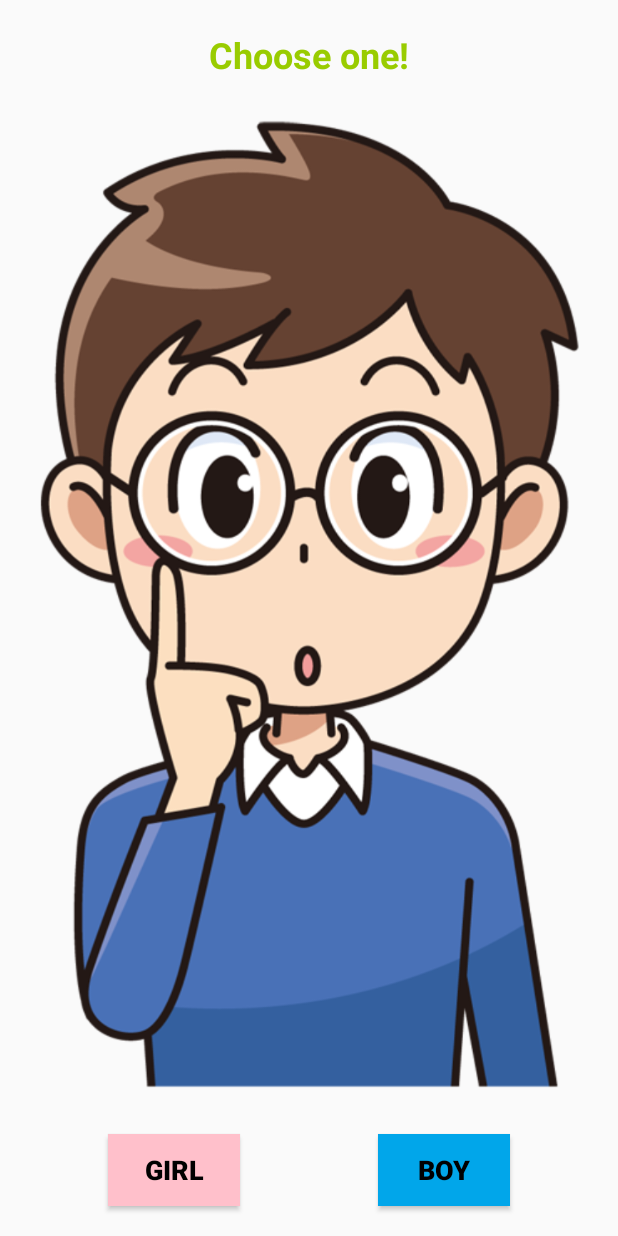
After one commit to Shoojan/SmileBook, an Android app: the fragment BlueFragment placed in its activity, on a phone screen of 412 x 824 dp. The commit adds this screen. Run offline under Robolectric (Android 15) with nearby library versions, the phone set to English and light mode, and no system bars.

Commit message:
Implemented Fragment demo

```diff
--- a/app/src/main/AndroidManifest.xml
+++ b/app/src/main/AndroidManifest.xml
@@ -12,6 +12,9 @@
         android:supportsRtl="true"
         android:theme="@style/Theme.AppCompat.DayNight.NoActionBar"
         tools:targetApi="31">
+        <activity
+            android:name=".fragments.FragmentDemo"
+            android:exported="false" />
         <activity
             android:name=".husbandwife.WifeActivity"
             android:exported="false" />
@@ -32,7 +35,6 @@
                 <category android:name="android.intent.category.LAUNCHER" />
             </intent-filter>
         </activity>
-
     </application>
 
 </manifest>
--- a/app/src/main/java/com/example/smilebook/MainActivity.java
+++ b/app/src/main/java/com/example/smilebook/MainActivity.java
@@ -13,6 +13,7 @@ import androidx.core.view.ViewCompat;
 import androidx.core.view.WindowInsetsCompat;
 
 import com.example.smilebook.constants.Constant;
+import com.example.smilebook.fragments.FragmentDemo;
 import com.example.smilebook.husbandwife.HusbandActivity;
 
 public class MainActivity extends AppCompatActivity {
@@ -46,5 +47,11 @@ public class MainActivity extends AppCompatActivity {
             Intent husbandIntent = new Intent(MainActivity.this, HusbandActivity.class);
             startActivity(husbandIntent);
         });
+
+        ImageButton messageImgBtn = findViewById(R.id.message);
+        messageImgBtn.setOnClickListener(view -> {
+            Intent fragmentIntent = new Intent(MainActivity.this, FragmentDemo.class);
+            startActivity(fragmentIntent);
+        });
     }
 }
--- /dev/null
+++ b/app/src/main/java/com/example/smilebook/fragments/BlueFragment.java
@@ -0,0 +1,21 @@
+package com.example.smilebook.fragments;
+
+import android.os.Bundle;
+import android.view.LayoutInflater;
+import android.view.View;
+import android.view.ViewGroup;
+
+import androidx.fragment.app.Fragment;
+
+import com.example.smilebook.R;
+
+
+public class BlueFragment extends Fragment {
+
+    @Override
+    public View onCreateView(LayoutInflater inflater, ViewGroup container,
+                             Bundle savedInstanceState) {
+        // Inflate the layout for this fragment
+        return inflater.inflate(R.layout.fragment_blue, container, false);
+    }
+}
--- /dev/null
+++ b/app/src/main/java/com/example/smilebook/fragments/FragmentDemo.java
@@ -0,0 +1,44 @@
+package com.example.smilebook.fragments;
+
+import android.os.Bundle;
+import android.view.View;
+
+import androidx.activity.EdgeToEdge;
+import androidx.appcompat.app.AppCompatActivity;
+import androidx.core.graphics.Insets;
+import androidx.core.view.ViewCompat;
+import androidx.core.view.WindowInsetsCompat;
+import androidx.fragment.app.Fragment;
+import androidx.fragment.app.FragmentManager;
+import androidx.fragment.app.FragmentTransaction;
+
+import com.example.smilebook.R;
+
+public class FragmentDemo extends AppCompatActivity {
+
+    @Override
+    protected void onCreate(Bundle savedInstanceState) {
+        super.onCreate(savedInstanceState);
+        EdgeToEdge.enable(this);
+        setContentView(R.layout.activity_fragment_demo);
+    }
+
+
+    public void selectFragment(View view) {
+        Fragment fragment;
+
+        if (view == findViewById(R.id.blueButton)) {
+            fragment = new BlueFragment();
+        } else {
+            fragment = new PinkFragment();
+        }
+
+        FragmentManager fragmentManager = getSupportFragmentManager();
+
+        FragmentTransaction fragmentTransaction = fragmentManager.beginTransaction();
+        fragmentTransaction.replace(R.id.colorFragment, fragment);
+
+        fragmentTransaction.commit();
+
+    }
+}
--- /dev/null
+++ b/app/src/main/java/com/example/smilebook/fragments/PinkFragment.java
@@ -0,0 +1,21 @@
+package com.example.smilebook.fragments;
+
+import android.os.Bundle;
+import android.view.LayoutInflater;
+import android.view.View;
+import android.view.ViewGroup;
+
+import androidx.fragment.app.Fragment;
+
+import com.example.smilebook.R;
+
+
+public class PinkFragment extends Fragment {
+
+    @Override
+    public View onCreateView(LayoutInflater inflater, ViewGroup container,
+                             Bundle savedInstanceState) {
+        // Inflate the layout for this fragment
+        return inflater.inflate(R.layout.fragment_pink, container, false);
+    }
+}
--- /dev/null
+++ b/app/src/main/res/layout/activity_fragment_demo.xml
@@ -0,0 +1,66 @@
+<?xml version="1.0" encoding="utf-8"?>
+<androidx.constraintlayout.widget.ConstraintLayout xmlns:android="http://schemas.android.com/apk/res/android"
+    xmlns:app="http://schemas.android.com/apk/res-auto"
+    xmlns:tools="http://schemas.android.com/tools"
+    android:id="@+id/fragmentDemo"
+    android:layout_width="match_parent"
+    android:layout_height="match_parent"
+    tools:context=".fragments.FragmentDemo">
+
+    <!-- Heading of the activity -->
+    <TextView
+        android:id="@+id/fragmentDemoTitle"
+        android:layout_width="match_parent"
+        android:layout_height="wrap_content"
+        android:layout_marginTop="20dp"
+        android:text="Choose one!"
+        android:textAlignment="center"
+        android:textColor="@android:color/holo_green_light"
+        android:textSize="24sp"
+        android:textStyle="bold"
+        app:layout_constraintEnd_toEndOf="parent"
+        app:layout_constraintStart_toStartOf="parent"
+        app:layout_constraintTop_toTopOf="parent" />
+
+    <androidx.fragment.app.FragmentContainerView
+        android:id="@+id/colorFragment"
+        android:layout_width="match_parent"
+        android:layout_height="0sp"
+        android:layout_margin="20dp"
+        app:layout_constraintBottom_toTopOf="@id/pinkButton"
+        app:layout_constraintTop_toBottomOf="@id/fragmentDemoTitle" />
+
+    <!-- Button to display first fragment -->
+    <Button
+        android:id="@+id/pinkButton"
+        android:layout_width="wrap_content"
+        android:layout_height="wrap_content"
+        android:layout_margin="20dp"
+        android:background="#FFC0CB	"
+        android:onClick="selectFragment"
+        android:text="Girl"
+        android:textColor="@android:color/black"
+        android:textSize="18sp"
+        android:textStyle="bold"
+        app:layout_constraintBottom_toBottomOf="parent"
+        app:layout_constraintEnd_toStartOf="@id/blueButton"
+        app:layout_constraintStart_toStartOf="parent" />
+
+    <!-- Button to display second fragment -->
+    <Button
+        android:id="@+id/blueButton"
+        android:layout_width="wrap_content"
+        android:layout_height="wrap_content"
+        android:layout_margin="20dp"
+        android:background="#01A6EA"
+        android:onClick="selectFragment"
+        android:text="Boy"
+        android:textColor="@android:color/black"
+        android:textSize="18sp"
+        android:textStyle="bold"
+        app:layout_constraintBottom_toBottomOf="parent"
+        app:layout_constraintEnd_toEndOf="parent"
+        app:layout_constraintStart_toEndOf="@id/pinkButton" />
+    />
+
+</androidx.constraintlayout.widget.ConstraintLayout>
--- a/app/src/main/res/layout/activity_login.xml
+++ b/app/src/main/res/layout/activity_login.xml
@@ -40,7 +40,6 @@
         android:background="@drawable/edit_text_background"
         android:fontFamily="casual"
         android:hint="Your name please"
-        android:inputType="textCapWords"
         android:padding="12dp"
         android:textStyle="bold"
         app:layout_constraintTop_toBottomOf="@id/smileBookImg" />
--- /dev/null
+++ b/app/src/main/res/layout/fragment_blue.xml
@@ -0,0 +1,15 @@
+<?xml version="1.0" encoding="utf-8"?>
+<FrameLayout xmlns:android="http://schemas.android.com/apk/res/android"
+    xmlns:tools="http://schemas.android.com/tools"
+    android:layout_width="match_parent"
+    android:layout_height="match_parent"
+    tools:context=".fragments.BlueFragment">
+
+    <ImageView
+        android:layout_width="match_parent"
+        android:layout_height="match_parent"
+        android:paddingRight="-140sp"
+        android:paddingLeft="-35sp"
+        android:src="@drawable/thinking" />
+
+</FrameLayout>
--- /dev/null
+++ b/app/src/main/res/layout/fragment_pink.xml
@@ -0,0 +1,13 @@
+<?xml version="1.0" encoding="utf-8"?>
+<FrameLayout xmlns:android="http://schemas.android.com/apk/res/android"
+    xmlns:tools="http://schemas.android.com/tools"
+    android:layout_width="match_parent"
+    android:layout_height="match_parent"
+    tools:context=".fragments.PinkFragment">
+
+    <ImageView
+        android:layout_width="match_parent"
+        android:layout_height="match_parent"
+        android:src="@drawable/confused_wife" />
+
+</FrameLayout>
--- a/app/src/main/res/values/strings.xml
+++ b/app/src/main/res/values/strings.xml
@@ -22,4 +22,6 @@
         <item>excited! 🤩</item>
         <item>irritated! 😤</item>
     </string-array>
+    <!-- TODO: Remove or change this placeholder text -->
+    <string name="hello_blank_fragment">Hello blank fragment</string>
 </resources>
```
